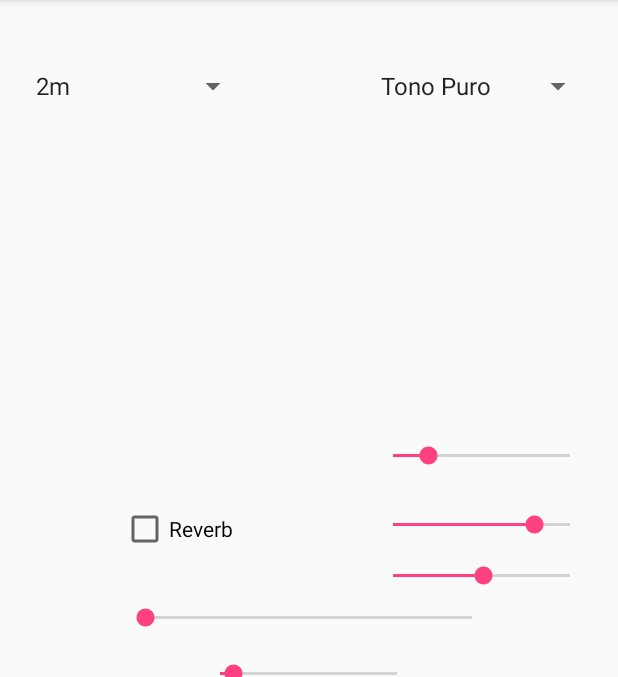
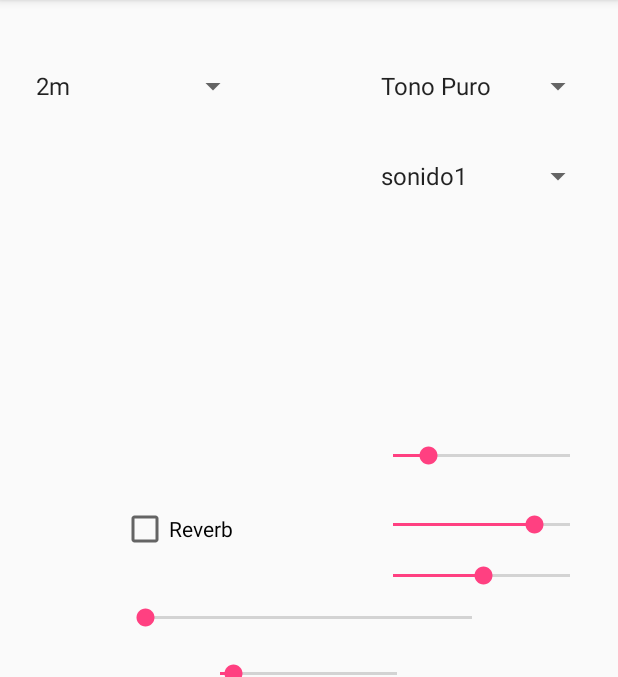
Before and after one commit to hacknugithub/harmonator, an Android app: the screen it shows after launch (MainActivity), on a phone screen of 412 x 824 dp, the part 84-761 px from its top. Run offline under Robolectric (Android 15) with nearby library versions, the phone set to English and light mode, and no system bars; libraries missing offline, so code that uses them is left out: com.triggertrap.seekarc, org.puredata.android, org.puredata.core; plain views replace SeekArc; 10 statements that could not run were skipped.

Commit message:
Bugs in pd fixed, minor changes in layout

```diff
--- a/app/src/main/java/mx/itesm/imi/harmonator/MainActivity.java
+++ b/app/src/main/java/mx/itesm/imi/harmonator/MainActivity.java
@@ -37,6 +37,7 @@ import java.io.File;
 import java.io.IOException;
 
 public class MainActivity extends AppCompatActivity {
+
     private PdService pdService = null;
     private PdUiDispatcher dispatcher;
 
@@ -73,25 +74,26 @@ public class MainActivity extends AppCompatActivity {
     private void startPd() {
         bindService(new Intent(this, PdService.class), pdConnection, BIND_AUTO_CREATE);
     }
+
     SeekBar seekBar, volseekBar, seekLive, seekTime, seekDamp;
     ToggleButton toggleButton;
-    Spinner spinnerIntervalo, spinnerInpSel;
+    Spinner spinnerIntervalo, spinnerInpSel, spinnerSonidos;
     SeekArc seekArcVol, seekArcArm;
     CheckBox checkBoxRev;
     Button playSample;
     TextView textV, textA;
 
-//    @RequiresApi(api = Build.VERSION_CODES.M)
     @Override
     protected void onCreate(Bundle savedInstanceState) {
         super.onCreate(savedInstanceState);
         setContentView(R.layout.activity_main);
-
+//      Connecting view controllers with code functionality
         seekBar = (SeekBar) findViewById(R.id.seekBarTono);
         volseekBar = (SeekBar) findViewById(R.id.seekBarDelay);
         toggleButton = (ToggleButton) findViewById(R.id.toggleButton);
         spinnerIntervalo = (Spinner) findViewById(R.id.spinnerIntervalos);
         spinnerInpSel = (Spinner) findViewById(R.id.spinnerInpSel);
+        spinnerSonidos = (Spinner) findViewById(R.id.spinnerSounds);
         seekLive = (SeekBar) findViewById(R.id.seekRlive);
         seekTime = (SeekBar) findViewById(R.id.seekRtime);
         seekDamp = (SeekBar) findViewById(R.id.seekRdamp);
@@ -101,12 +103,12 @@ public class MainActivity extends AppCompatActivity {
         playSample = (Button) findViewById(R.id.playSample);
         textA = (TextView) findViewById(R.id.textArm);
         textV = (TextView) findViewById(R.id.textVol);
-//Live permission request
+        //Live permission request
         requestAudioPermissions();
-
+        //Configure the dispatcher as a pd receiver
         dispatcher = new PdUiDispatcher();
         PdBase.setReceiver(dispatcher);
-
+        //Array configuration for display arrays in the spinners
         ArrayAdapter<CharSequence> adapterInt = ArrayAdapter.createFromResource(this,
                 R.array.intervalos, android.R.layout.simple_spinner_item);
         adapterInt.setDropDownViewResource(android.R.layout.simple_spinner_dropdown_item);
@@ -116,6 +118,11 @@ public class MainActivity extends AppCompatActivity {
                 R.array.inputselect, android.R.layout.simple_spinner_item);
         adapterSel.setDropDownViewResource(android.R.layout.simple_spinner_dropdown_item);
         spinnerInpSel.setAdapter(adapterSel);
+
+        ArrayAdapter<CharSequence> adapterSon = ArrayAdapter.createFromResource(this,
+                R.array.sonidos, android.R.layout.simple_spinner_item);
+        adapterSon.setDropDownViewResource(android.R.layout.simple_spinner_dropdown_item);
+        spinnerSonidos.setAdapter(adapterSon);
 
         spinnerIntervalo.setOnItemSelectedListener(new AdapterView.OnItemSelectedListener() {
             @Override
@@ -134,6 +141,31 @@ public class MainActivity extends AppCompatActivity {
             @Override
             public void onItemSelected(AdapterView<?> adapterView, View view, int i, long l) {
                 PdBase.sendFloat("inpsel", i);
+                if(i==1 || i==2){
+                    seekBar.setEnabled(false);
+                    if(i==2){
+                        playSample.setEnabled(false);
+                        spinnerSonidos.setEnabled(false);
+                    }
+                } else {
+                    seekBar.setEnabled(true);
+                    playSample.setEnabled(true);
+                    spinnerSonidos.setEnabled(true);
+                }
+            }
+
+            @Override
+            public void onNothingSelected(AdapterView<?> adapterView) {
+
+            }
+        });
+
+        spinnerSonidos.setOnItemSelectedListener(new AdapterView.OnItemSelectedListener() {
+            @Override
+            public void onItemSelected(AdapterView<?> adapterView, View view, int i, long l) {
+                String son = (String) adapterView.getItemAtPosition(i);
+                Log.v("Adapter view", "value is: "+son);
+                PdBase.sendFloat("soundfile", i);
             }
 
             @Override
@@ -147,7 +179,7 @@ public class MainActivity extends AppCompatActivity {
             public void onProgressChanged(SeekArc seekArc, int progress, boolean fromUser) {
                 float vol = ((float) progress)/100;
                 textV.setText(String.valueOf(vol));
-                PdBase.sendFloat("volarm", vol);
+                PdBase.sendFloat("volgral", vol);
 
             }
 
@@ -167,7 +199,7 @@ public class MainActivity extends AppCompatActivity {
             public void onProgressChanged(SeekArc seekArc, int progress, boolean fromUser) {
                 float armvol = ((float) progress)/100;
                 textA.setText(String.valueOf(armvol));
-                PdBase.sendFloat("volgral", armvol);
+                PdBase.sendFloat("volarm", armvol);
             }
 
             @Override
@@ -295,9 +327,9 @@ public class MainActivity extends AppCompatActivity {
             @Override
             public void onCheckedChanged(CompoundButton compoundButton, boolean b) {
                 if(b){
-                    PdBase.sendFloat("stmod", 1f);
+                    PdBase.sendFloat("killswitch", 1f);
                 } else {
-                    PdBase.sendFloat("stmod", 0f);
+                    PdBase.sendFloat("killswitch", 0f);
                 }
             }
         });
--- a/app/src/main/res/layout/activity_main.xml
+++ b/app/src/main/res/layout/activity_main.xml
@@ -138,13 +138,26 @@
         android:layout_width="90dp"
         android:layout_height="90dp"
         android:layout_alignStart="@+id/seekArcVol"
-        android:layout_alignTop="@+id/seekArcVol" />
+        android:layout_alignTop="@+id/seekArcVol"
+        android:gravity="center_vertical|center_horizontal"
+        android:textAppearance="@style/TextAppearance.AppCompat.Display1" />
 
     <TextView
         android:id="@+id/textArm"
         android:layout_width="90dp"
         android:layout_height="90dp"
         android:layout_alignStart="@+id/seekArcArm"
-        android:layout_alignTop="@+id/seekArcArm" />
+        android:layout_alignTop="@+id/seekArcArm"
+        android:gravity="center"
+        android:textAppearance="@style/TextAppearance.AppCompat.Display1" />
+
+    <Spinner
+        android:id="@+id/spinnerSounds"
+        android:layout_width="150dp"
+        android:layout_height="wrap_content"
+        android:layout_alignParentEnd="true"
+        android:layout_below="@+id/spinnerInpSel"
+        android:layout_marginTop="36dp"
+        android:entries="@array/sonidos" />
 
 </RelativeLayout>
--- a/app/src/main/res/values/strings.xml
+++ b/app/src/main/res/values/strings.xml
@@ -5,7 +5,7 @@
         <item>2M</item>
         <item>3m</item>
         <item>3M</item>
-        <item>4</item>
+        <item>4J</item>
         <item>4+</item>
         <item>5J</item>
         <item>6m</item>
@@ -19,4 +19,12 @@
         <item>Sample</item>
         <item>Microfono</item>
     </string-array>
+    <string-array name="sonidos">
+        <item>sonido1</item>
+        <item>sonido2</item>
+        <item>sonido3</item>
+        <item>sonido4</item>
+        <item>sonido5</item>
+        <item>sonido6</item>
+    </string-array>
 </resources>
```
Also changed, not shown: 2 other files.
